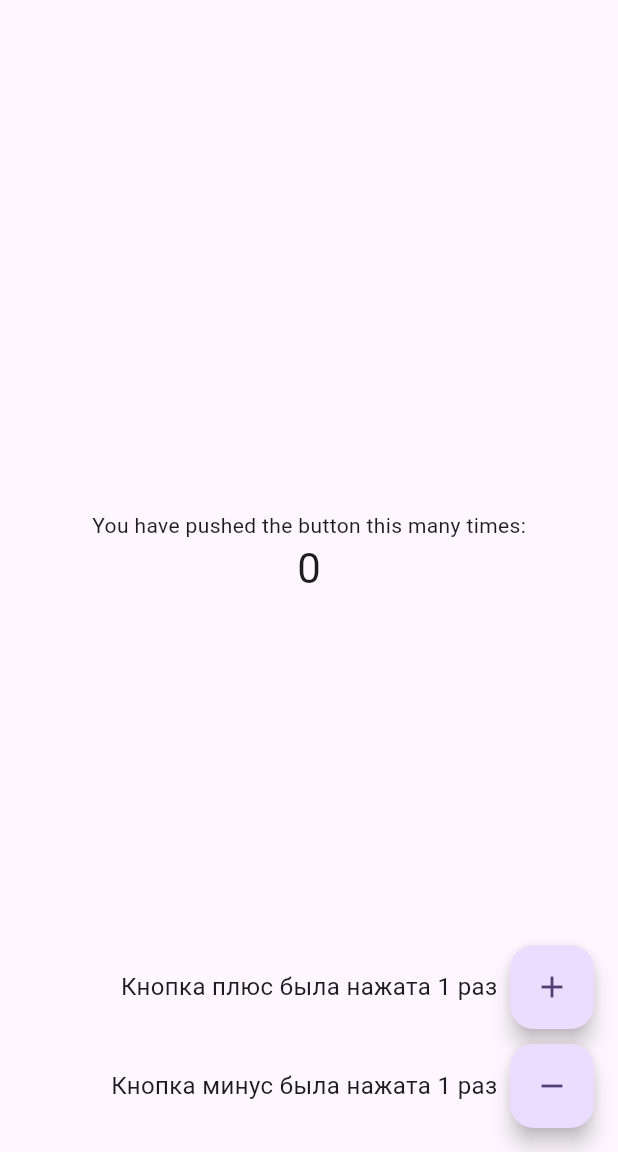
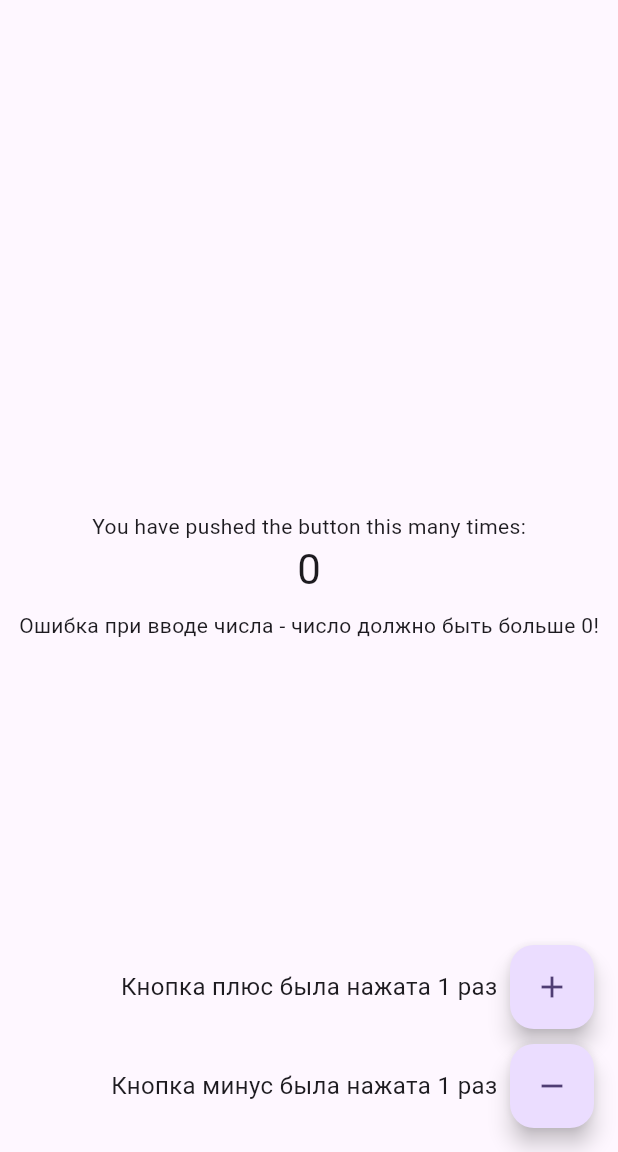
Before and after one commit to ArsenijDKS/surf-course, a Flutter app: the screen it shows after launch, after a tap on the "add" icon, after a tap on the "remove" icon, on a phone screen of 412 x 824 dp, the part 84-1236 px from its top. Run offline on Flutter 3.47's test engine with Material 3 defaults, Android fonts, the phone set to English and light mode, and no system bars.

Commit message:
modified:   lib/main.dart     fixed - below zero bug

```diff
--- a/lib/main.dart
+++ b/lib/main.dart
@@ -31,28 +31,33 @@ class MyHomePage extends StatefulWidget {
 
 class _MyHomePageState extends State<MyHomePage> {
   int _counter = 0;
-  int incrementCount = 0;
-  int dicrementCount = 0;
+  var _incrementCount = 0;
+  var _dicrementCount = 0;
   bool _hasError = false;
   final _textEditingController = TextEditingController();
 
   void _incrementCounter() {
+    if (_counter >= 0) {
+      _hasError = false;
       setState(() {
-      incrementCount++;
+        _incrementCount++;
         _counter++;
       });
     }
+  }
 
   void _dicrementCounter() {
+    if (_counter > 0) {
       setState(() {
-      dicrementCount++;
+        _dicrementCount++;
         _counter--;
-      if (_counter < 0) {
+        if (_counter == 0) {
           _hasError = true;
         } else {
           _hasError = false;
         }
       });
+    }
   }
 
   @override
@@ -90,7 +95,9 @@ class _MyHomePageState extends State<MyHomePage> {
               SizedBox(
                 height: 10,
               ),
-              Text(_hasError ? 'Ошибка при вводе числа' : ''),
+              Text(_hasError
+                  ? 'Ошибка при вводе числа - число должно быть больше 0!'
+                  : ''),
             ],
           ),
         ),
@@ -101,7 +108,7 @@ class _MyHomePageState extends State<MyHomePage> {
               mainAxisAlignment: MainAxisAlignment.end,
               children: [
                 Text(
-                  'Кнопка плюс была нажата $incrementCount раз  ',
+                  'Кнопка плюс была нажата $_incrementCount раз  ',
                   style: const TextStyle(
                     fontSize: 16,
                   ),
@@ -119,7 +126,7 @@ class _MyHomePageState extends State<MyHomePage> {
               mainAxisAlignment: MainAxisAlignment.end,
               children: [
                 Text(
-                  'Кнопка минус была нажата $dicrementCount раз  ',
+                  'Кнопка минус была нажата $_dicrementCount раз  ',
                   style: const TextStyle(
                     fontSize: 16,
                   ),
```
Lines whose indentation alone changed are shown as unchanged.
